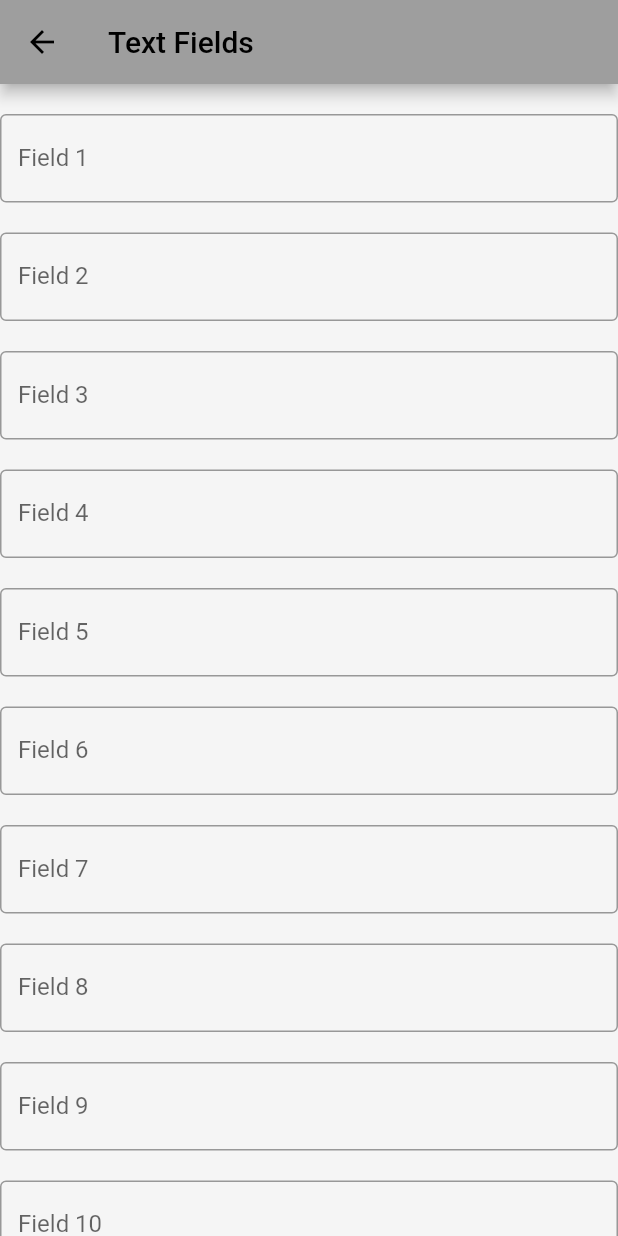
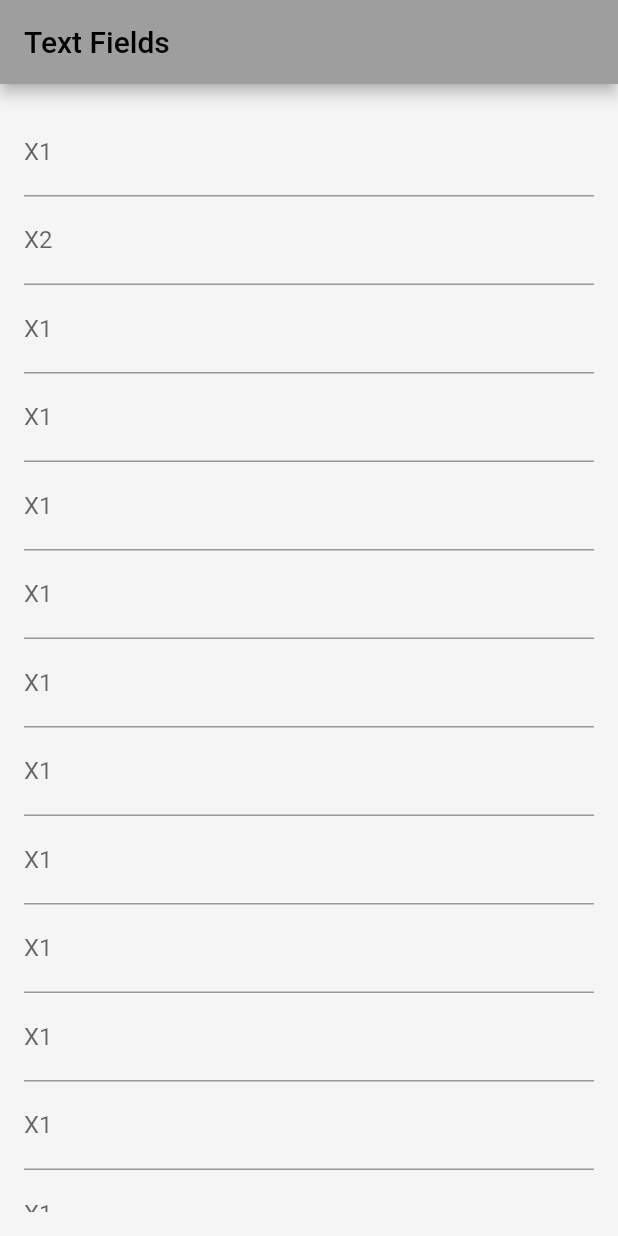
Before and after one commit to SEM6-Mini-Project/app, a Flutter app: the Prediction screen opened directly, on a phone screen of 412 x 824 dp. Run offline on Flutter 3.47's test engine with Material 2 defaults, Android fonts, the phone set to English and light mode, and no system bars; our stand-ins replace hexcolor.

Commit message:
made  changes in prediction page

```diff
--- a/lib/main.dart
+++ b/lib/main.dart
@@ -36,7 +36,7 @@ class LoginUiApp extends StatelessWidget {
         scaffoldBackgroundColor: Colors.grey.shade100,
         primarySwatch: Colors.grey,
       ),
-      home: Predict(),
+      home: Prediction(),
     );
   }
 }
--- a/lib/screens/prediction.dart
+++ b/lib/screens/prediction.dart
@@ -1,5 +1,5 @@
 import 'dart:convert';
-import 'package:http/http.dart';
+import 'package:http/http.dart' as http;
 import 'package:flutter/material.dart';
 import '../function.dart';
 import 'package:flutter/material.dart';
@@ -12,232 +12,324 @@ class Prediction extends StatefulWidget {
 }
 
 class _PredictionState extends State<Prediction> {
-  TextEditingController X1Controller = TextEditingController();
-  TextEditingController X2Controller = TextEditingController();
-  TextEditingController X3Controller = TextEditingController();
-  TextEditingController X4Controller = TextEditingController();
-  TextEditingController X5Controller = TextEditingController();
-  TextEditingController X6Controller = TextEditingController();
-  TextEditingController X7Controller = TextEditingController();
-  TextEditingController X8Controller = TextEditingController();
-  TextEditingController X9Controller = TextEditingController();
-  TextEditingController X10Controller = TextEditingController();
-  TextEditingController X11Controller = TextEditingController();
-  TextEditingController X12Controller = TextEditingController();
-  TextEditingController X13Controller = TextEditingController();
-  TextEditingController X14Controller = TextEditingController();
-  TextEditingController X15Controller = TextEditingController();
-  TextEditingController X16Controller = TextEditingController();
-  TextEditingController X17Controller = TextEditingController();
-  TextEditingController X18Controller = TextEditingController();
+  final _formKey = GlobalKey<FormState>();
+  TextEditingController _controllerX1 = TextEditingController();
+  TextEditingController _controllerX2 = TextEditingController();
+  TextEditingController _controllerX3 = TextEditingController();
+  TextEditingController _controllerX4 = TextEditingController();
+  TextEditingController _controllerX5 = TextEditingController();
+  TextEditingController _controllerX6 = TextEditingController();
+  TextEditingController _controllerX7 = TextEditingController();
+  TextEditingController _controllerX8 = TextEditingController();
+  TextEditingController _controllerX9 = TextEditingController();
+  TextEditingController _controllerX10 = TextEditingController();
+  TextEditingController _controllerX11 = TextEditingController();
+  TextEditingController _controllerX12 = TextEditingController();
+  TextEditingController _controllerX13 = TextEditingController();
+  TextEditingController _controllerX14 = TextEditingController();
+  TextEditingController _controllerX15 = TextEditingController();
+  TextEditingController _controllerX16 = TextEditingController();
+  TextEditingController _controllerX17 = TextEditingController();
+  TextEditingController _controllerX18 = TextEditingController();
+
+  String _predictionResult = '';
+
+  Future<void> _submitForm() async {
+    final response =
+        await http.post(Uri.parse('http://127.0.0.1:5000/prediction'), body: {
+      'X1': _controllerX1.text,
+      'X2': _controllerX2.text,
+      'X3': _controllerX3.text,
+      'X4': _controllerX4.text,
+      'X5': _controllerX5.text,
+      'X6': _controllerX6.text,
+      'X7': _controllerX7.text,
+      'X8': _controllerX8.text,
+      'X9': _controllerX9.text,
+      'X10': _controllerX10.text,
+      'X11': _controllerX11.text,
+      'X12': _controllerX12.text,
+      'X13': _controllerX13.text,
+      'X14': _controllerX14.text,
+      'X15': _controllerX15.text,
+      'X16': _controllerX16.text,
+      'X17': _controllerX17.text,
+      'X18': _controllerX18.text,
+    });
+
+    if (response.statusCode == 200) {
+      final data = jsonDecode(response.body);
+        print("apiii");
+      setState(() {
+        _predictionResult = data['result'];
+      });
+    } else {
+      setState(() {
+        _predictionResult = 'Failed to get prediction result.';
+      });
+    }
+  }
+
   @override
   Widget build(BuildContext context) {
     return Scaffold(
         appBar: AppBar(
           title: Text('Text Fields'),
         ),
-      body: SingleChildScrollView(
+        body: Padding(
+          padding: EdgeInsets.all(16),
+          child: Form(
+            key: _formKey,
+            child: SingleChildScrollView(
                 child: Column(
-          children: [
-            SizedBox(height: 20),
-            TextField(
-              controller: X1Controller,
+              crossAxisAlignment: CrossAxisAlignment.start,
+              children: <Widget>[
+                TextFormField(
+                  controller: _controllerX1,
                   decoration: InputDecoration(
-                labelText: 'Field 1',
-                border: OutlineInputBorder(),
+                    labelText: "X1",
+                  ),
+                  keyboardType: TextInputType.number,
+                  validator: (value) {
+                    if (value == null || value.isEmpty) {
+                      return 'Please enter X1 value';
+                    }
+                    return null;
+                  },
+                ),
+                TextFormField(
+                  controller: _controllerX2,
+                  decoration: InputDecoration(
+                    labelText: "X2",
+                  ),
+                  keyboardType: TextInputType.number,
+                  validator: (value) {
+                    if (value == null || value.isEmpty) {
+                      return 'Please enter X3 value';
+                    }
+                    return null;
+                  },
+                ),
+                TextFormField(
+                  controller: _controllerX3,
+                  decoration: InputDecoration(
+                    labelText: "X1",
+                  ),
+                  keyboardType: TextInputType.number,
+                  validator: (value) {
+                    if (value == null || value.isEmpty) {
+                      return 'Please enter X1 value';
+                    }
+                    return null;
+                  },
+                ),
+                TextFormField(
+                  controller: _controllerX4,
+                  decoration: InputDecoration(
+                    labelText: "X1",
+                  ),
+                  keyboardType: TextInputType.number,
+                  validator: (value) {
+                    if (value == null || value.isEmpty) {
+                      return 'Please enter X1 value';
+                    }
+                    return null;
+                  },
+                ),
+                TextFormField(
+                  controller: _controllerX5,
+                  decoration: InputDecoration(
+                    labelText: "X1",
+                  ),
+                  keyboardType: TextInputType.number,
+                  validator: (value) {
+                    if (value == null || value.isEmpty) {
+                      return 'Please enter X1 value';
+                    }
+                    return null;
+                  },
+                ),
+                TextFormField(
+                  controller: _controllerX6,
+                  decoration: InputDecoration(
+                    labelText: "X1",
+                  ),
+                  keyboardType: TextInputType.number,
+                  validator: (value) {
+                    if (value == null || value.isEmpty) {
+                      return 'Please enter X1 value';
+                    }
+                    return null;
+                  },
+                ),
+                TextFormField(
+                  controller: _controllerX7,
+                  decoration: InputDecoration(
+                    labelText: "X1",
+                  ),
+                  keyboardType: TextInputType.number,
+                  validator: (value) {
+                    if (value == null || value.isEmpty) {
+                      return 'Please enter X1 value';
+                    }
+                    return null;
+                  },
+                ),
+                TextFormField(
+                  controller: _controllerX8,
+                  decoration: InputDecoration(
+                    labelText: "X1",
+                  ),
+                  keyboardType: TextInputType.number,
+                  validator: (value) {
+                    if (value == null || value.isEmpty) {
+                      return 'Please enter X1 value';
+                    }
+                    return null;
+                  },
+                ),
+                TextFormField(
+                  controller: _controllerX9,
+                  decoration: InputDecoration(
+                    labelText: "X1",
+                  ),
+                  keyboardType: TextInputType.number,
+                  validator: (value) {
+                    if (value == null || value.isEmpty) {
+                      return 'Please enter X1 value';
+                    }
+                    return null;
+                  },
+                ),
+                TextFormField(
+                  controller: _controllerX10,
+                  decoration: InputDecoration(
+                    labelText: "X1",
+                  ),
+                  keyboardType: TextInputType.number,
+                  validator: (value) {
+                    if (value == null || value.isEmpty) {
+                      return 'Please enter X1 value';
+                    }
+                    return null;
+                  },
+                ),
+                TextFormField(
+                  controller: _controllerX11,
+                  decoration: InputDecoration(
+                    labelText: "X1",
+                  ),
+                  keyboardType: TextInputType.number,
+                  validator: (value) {
+                    if (value == null || value.isEmpty) {
+                      return 'Please enter X1 value';
+                    }
+                    return null;
+                  },
+                ),
+                TextFormField(
+                  controller: _controllerX12,
+                  decoration: InputDecoration(
+                    labelText: "X1",
+                  ),
+                  keyboardType: TextInputType.number,
+                  validator: (value) {
+                    if (value == null || value.isEmpty) {
+                      return 'Please enter X1 value';
+                    }
+                    return null;
+                  },
+                ),
+                TextFormField(
+                  controller: _controllerX13,
+                  decoration: InputDecoration(
+                    labelText: "X1",
+                  ),
+                  keyboardType: TextInputType.number,
+                  validator: (value) {
+                    if (value == null || value.isEmpty) {
+                      return 'Please enter X1 value';
+                    }
+                    return null;
+                  },
+                ),
+                TextFormField(
+                  controller: _controllerX14,
+                  decoration: InputDecoration(
+                    labelText: "X1",
+                  ),
+                  keyboardType: TextInputType.number,
+                  validator: (value) {
+                    if (value == null || value.isEmpty) {
+                      return 'Please enter X1 value';
+                    }
+                    return null;
+                  },
+                ),
+                TextFormField(
+                  controller: _controllerX15,
+                  decoration: InputDecoration(
+                    labelText: "X1",
+                  ),
+                  keyboardType: TextInputType.number,
+                  validator: (value) {
+                    if (value == null || value.isEmpty) {
+                      return 'Please enter X1 value';
+                    }
+                    return null;
+                  },
+                ),
+                TextFormField(
+                  controller: _controllerX16,
+                  decoration: InputDecoration(
+                    labelText: "X1",
+                  ),
+                  keyboardType: TextInputType.number,
+                  validator: (value) {
+                    if (value == null || value.isEmpty) {
+                      return 'Please enter X1 value';
+                    }
+                    return null;
+                  },
+                ),
+                TextFormField(
+                  controller: _controllerX17,
+                  decoration: InputDecoration(
+                    labelText: "X1",
+                  ),
+                  keyboardType: TextInputType.number,
+                  validator: (value) {
+                    if (value == null || value.isEmpty) {
+                      return 'Please enter X1 value';
+                    }
+                    return null;
+                  },
+                ),
+                TextFormField(
+                  controller: _controllerX18,
+                  decoration: InputDecoration(
+                    labelText: "X1",
+                  ),
+                  keyboardType: TextInputType.number,
+                  validator: (value) {
+                    if (value == null || value.isEmpty) {
+                      return 'Please enter X1 value';
+                    }
+                    return null;
+                  },
+                ),
+                TextButton(
+                  onPressed: () async {
+                    await _submitForm();
+                  },
+                  child: Text(
+                    'F',
+                    style: TextStyle(fontSize: 20),
                   ),
                 ),
-            SizedBox(height: 20),
-            TextField(
-              controller: X2Controller,
-              decoration: InputDecoration(
-                labelText: 'Field 2',
-                border: OutlineInputBorder(),
+              ],
+            )),
           ),
-            ),
-            SizedBox(height: 20),
-            TextField(
-              controller: X3Controller,
-              decoration: InputDecoration(
-                labelText: 'Field 3',
-                border: OutlineInputBorder(),
-              ),
-            ),
-            SizedBox(height: 20),
-            TextField(
-              controller: X4Controller,
-              decoration: InputDecoration(
-                labelText: 'Field 4',
-                border: OutlineInputBorder(),
-              ),
-            ),
-            SizedBox(height: 20),
-            TextField(
-              controller: X5Controller,
-              decoration: InputDecoration(
-                labelText: 'Field 5',
-                border: OutlineInputBorder(),
-              ),
-            ),
-            SizedBox(height: 20),
-            TextField(
-              controller: X6Controller,
-              decoration: InputDecoration(
-                labelText: 'Field 6',
-                border: OutlineInputBorder(),
-              ),
-            ),
-            SizedBox(height: 20),
-            TextField(
-              controller: X7Controller,
-              decoration: InputDecoration(
-                labelText: 'Field 7',
-                border: OutlineInputBorder(),
-              ),
-            ),
-            SizedBox(height: 20),
-            TextField(
-              controller: X8Controller,
-              decoration: InputDecoration(
-                labelText: 'Field 8',
-                border: OutlineInputBorder(),
-              ),
-            ),
-            SizedBox(height: 20),
-            TextField(
-              controller: X9Controller,
-              decoration: InputDecoration(
-                labelText: 'Field 9',
-                border: OutlineInputBorder(),
-              ),
-            ),
-            SizedBox(height: 20),
-            TextField(
-              controller: X10Controller,
-              decoration: InputDecoration(
-                labelText: 'Field 10',
-                border: OutlineInputBorder(),
-              ),
-            ),
-            SizedBox(height: 20),
-            TextField(
-              controller: X11Controller,
-              decoration: InputDecoration(
-                labelText: 'Field 11',
-                border: OutlineInputBorder(),
-              ),
-            ),
-            SizedBox(height: 20),
-            TextField(
-              controller: X12Controller,
-              decoration: InputDecoration(
-                labelText: 'Field 12',
-                border: OutlineInputBorder(),
-              ),
-            ),
-            SizedBox(height: 20),
-            TextField(
-              controller: X13Controller,
-              decoration: InputDecoration(
-                labelText: 'Field 13',
-                border: OutlineInputBorder(),
-              ),
-            ),
-            SizedBox(height: 20),
-            TextField(
-              controller: X14Controller,
-              decoration: InputDecoration(
-                labelText: 'Field 14',
-                border: OutlineInputBorder(),
-              ),
-            ),
-            SizedBox(height: 20),
-            TextField(
-              controller: X15Controller,
-              decoration: InputDecoration(
-                labelText: 'Field 15',
-                border: OutlineInputBorder(),
-              ),
-            ),
-            SizedBox(height: 20),
-            TextField(
-              controller: X16Controller,
-              decoration: InputDecoration(
-                labelText: 'Field 16',
-                border: OutlineInputBorder(),
-              ),
-            ),
-            SizedBox(height: 20),
-            TextField(
-              controller: X17Controller,
-              decoration: InputDecoration(
-                labelText: 'Field 17',
-                border: OutlineInputBorder(),
-              ),
-            ),
-            SizedBox(height: 20),
-            TextField(
-              controller: X18Controller,
-              decoration: InputDecoration(
-                labelText: 'Field 18',
-                border: OutlineInputBorder(),
-              ),
-            ),
-            SizedBox(height: 20),
-            TextButton(
-                onPressed: () async {},
-                child: Text(
-                  'F  ',
-                  style: TextStyle(fontSize: 20),
-                )),
-          ],
-        ),
-      ),
-    );
-  }
-
-  Future<void> submitData() async {
-    final X1 = X1Controller.text;
-    final X2 = X2Controller.text;
-    final X3 = X3Controller.text;
-    final X4 = X4Controller.text;
-    final X5 = X5Controller.text;
-    final X6 = X6Controller.text;
-    final X7 = X7Controller.text;
-    final X8 = X8Controller.text;
-    final X9 = X9Controller.text;
-    final X10 = X10Controller.text;
-    final X11 = X11Controller.text;
-    final X12 = X12Controller.text;
-    final X13 = X13Controller.text;
-    final X14 = X14Controller.text;
-    final X15 = X15Controller.text;
-    final X16 = X16Controller.text;
-    final X17 = X17Controller.text;
-    final X18 = X18Controller.text;
-    final body = {
-      "X1": X1,
-      "X2": X2,
-      "X3": X3,
-      "X4": X4,
-      "X5": X5,
-      "X6": X6,
-      "X7": X7,
-      "X8": X8,
-      "X9": X9,
-      "X10": X10,
-      "X11": X11,
-      "X12": X12,
-      "X13": X13,
-      "X14": X14,
-      "X15": X15,
-      "X16": X16,
-      "X17": X17,
-      "X18": X18,
-    };
-
-    final url = 'http://127.0.0.1:5000/';
-    final uri = Uri.parse(url);
-    final response =  await http.post(uri, body:jsonEncode(body));
+        ));
   }
 }
```
Lines whose indentation alone changed are shown as unchanged.
